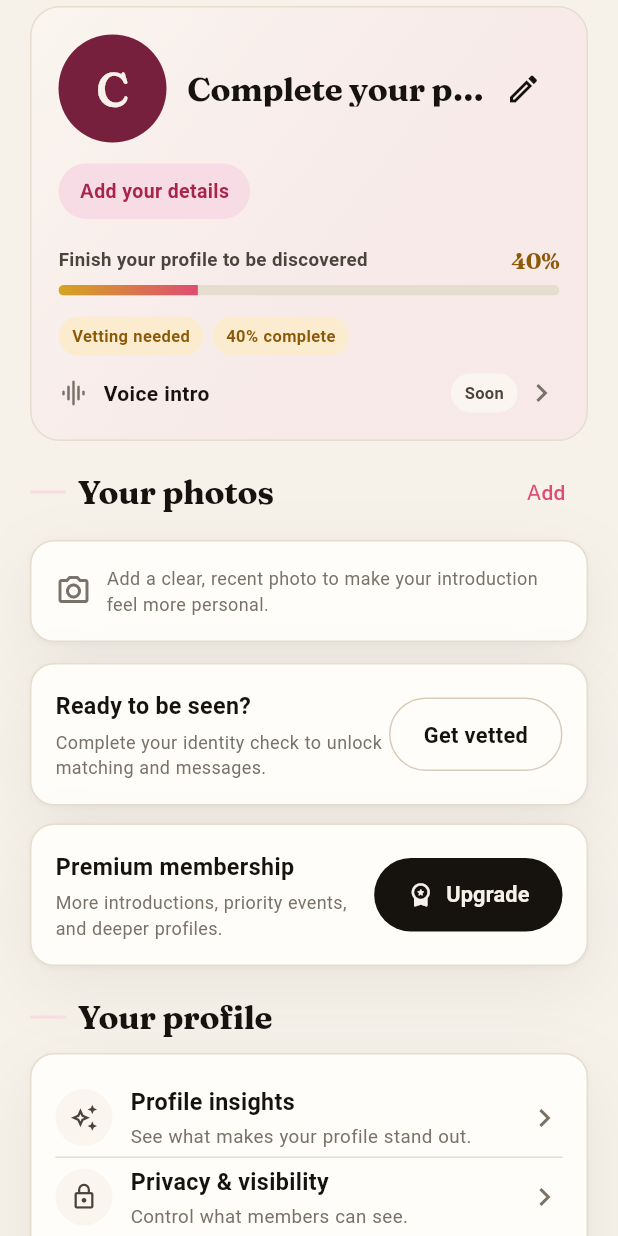
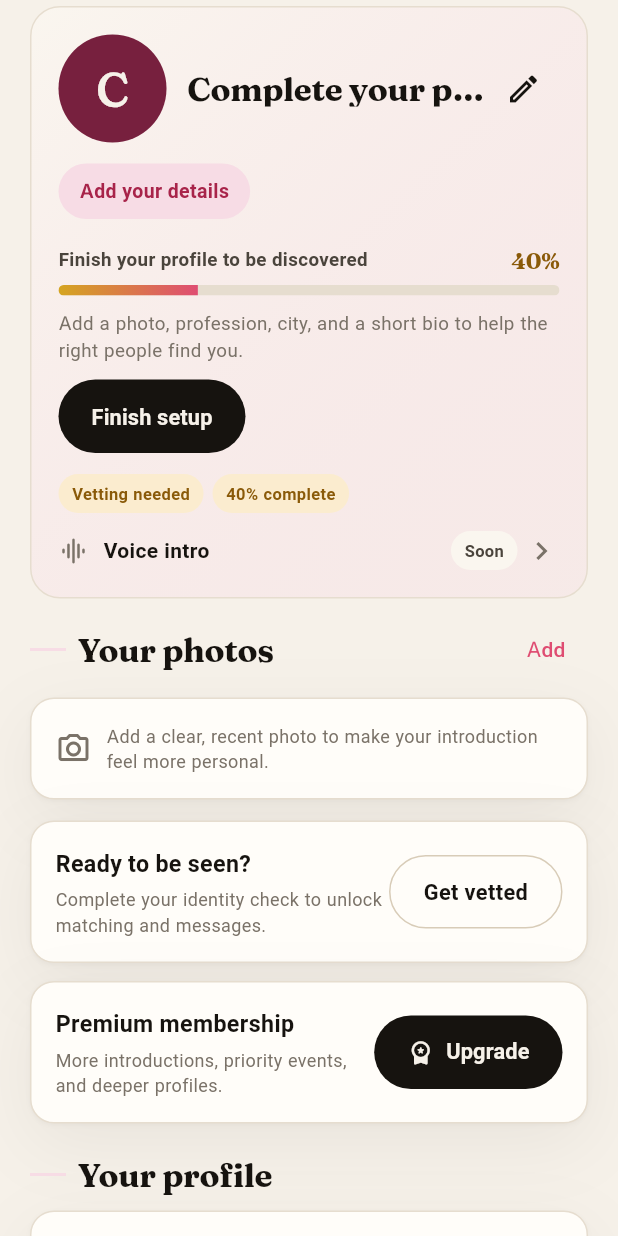
Before and after one commit to magmastormy/AfriConnect-DatingPlatform-Freelance, a Flutter app: the ProfileScreen widget shown alone on an empty page, opened directly, on a phone screen of 412 x 824 dp. Run offline on Flutter 3.47's test engine with Material 3 defaults, Android fonts, the phone set to English and light mode, and no system bars; our stand-ins replace flutter_riverpod, flutter_secure_storage, geolocator, go_router, shared_preferences, universal_platform; missing offline and left inert: clerk_flutter; accounts and stored records are empty; network calls fail.

Commit message:
Redesign discover tabs and mobile profile flows

```diff
--- a/apps/mobile/lib/features/profile/presentation/profile_screen.dart
+++ b/apps/mobile/lib/features/profile/presentation/profile_screen.dart
@@ -485,6 +485,24 @@ class _ProfileScreenState extends State<ProfileScreen> {
                     AttributeChips(chips: attributeChips, onAdd: editProfile),
                     const SizedBox(height: 18),
                     _CompletenessBar(score: complete),
+                    if (complete < 80) ...[
+                      const SizedBox(height: 10),
+                      Text(
+                        'Add a photo, profession, city, and a short bio to help the right people find you.',
+                        style: inter(12.5,
+                            weight: FontWeight.w400,
+                            color: context.palette.muted,
+                            height: 1.4),
+                      ),
+                      const SizedBox(height: 10),
+                      Align(
+                        alignment: Alignment.centerLeft,
+                        child: PillCta(
+                          label: 'Finish setup',
+                          onPressed: editProfile,
+                        ),
+                      ),
+                    ],
                     const SizedBox(height: 14),
                     Row(children: [
                       StatusPill(
@@ -667,16 +685,6 @@ class _ProfileScreenState extends State<ProfileScreen> {
                     activeThumbColor: AppColors.clay,
                     activeTrackColor: context.palette.brandSoft,
                     onChanged: toggleNotifications)),
-            const Hairline(),
-            SettingsRow(
-                icon: Icons.near_me_outlined,
-                title: 'Nearby introductions',
-                subtitle: 'Share your area with vetted members',
-                trailing: Switch(
-                    value: nearby,
-                    activeThumbColor: AppColors.clay,
-                    activeTrackColor: context.palette.brandSoft,
-                    onChanged: toggleNearby)),
             const Hairline(),
             SettingsRow(
                 icon: Icons.visibility_outlined,
```
Also changed, not shown: apps/mobile/lib/features/discover/presentation/discover_screen.dart (+15 -8 lines), apps/mobile/lib/features/matches/presentation/matches_screen.dart (+33 -14 lines), apps/mobile/lib/features/messages/presentation/messages_screen.dart (+0 -22 lines).
